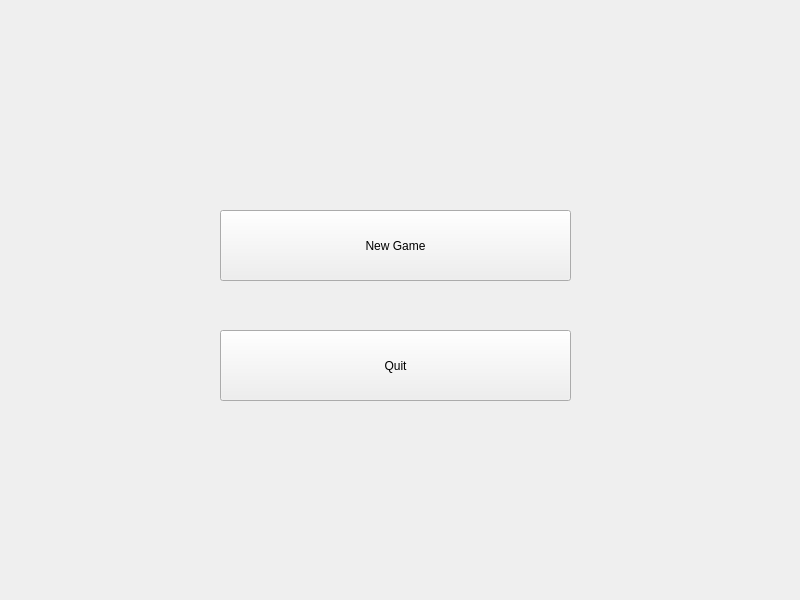
This is fighterguy/mainwindow.ui in whunt1965/EC535_Final_Project as Qt 5 draws it before an edit. The edited form follows.
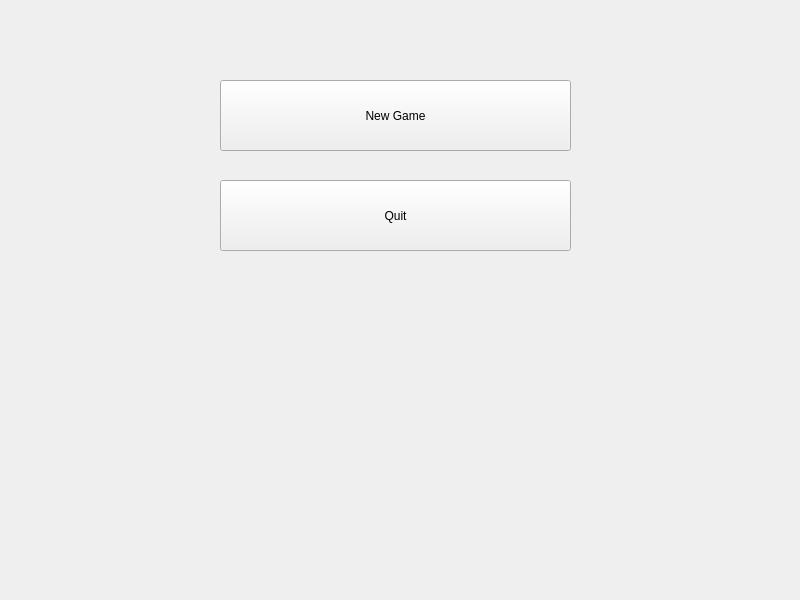
This is the edited form. Icons and pictures are not drawn.

Commit message: Added main logo, some mainwindowchanges

What changed in the file:
```diff
--- a/fighterguy/mainwindow.ui
+++ b/fighterguy/mainwindow.ui
@@ -31,7 +31,7 @@
       <property name="geometry">
        <rect>
         <x>220</x>
-        <y>210</y>
+        <y>80</y>
         <width>351</width>
         <height>71</height>
        </rect>
@@ -44,7 +44,7 @@
       <property name="geometry">
        <rect>
         <x>220</x>
-        <y>330</y>
+        <y>180</y>
         <width>351</width>
         <height>71</height>
        </rect>
@@ -69,6 +69,22 @@
        <string/>
       </property>
      </widget>
+     <widget class="QLabel" name="label">
+      <property name="geometry">
+       <rect>
+        <x>40</x>
+        <y>330</y>
+        <width>691</width>
+        <height>231</height>
+       </rect>
+      </property>
+      <property name="styleSheet">
+       <string notr="true">image: url(:/assets/beachBrawlLogo.png);</string>
+      </property>
+      <property name="text">
+       <string/>
+      </property>
+     </widget>
      <zorder>background</zorder>
      <zorder>newGameButton</zorder>
      <zorder>quitButton</zorder>
```
Left out of the diff: 1 changed line with no effect on the pictures. The commit also changes 5 other files.
